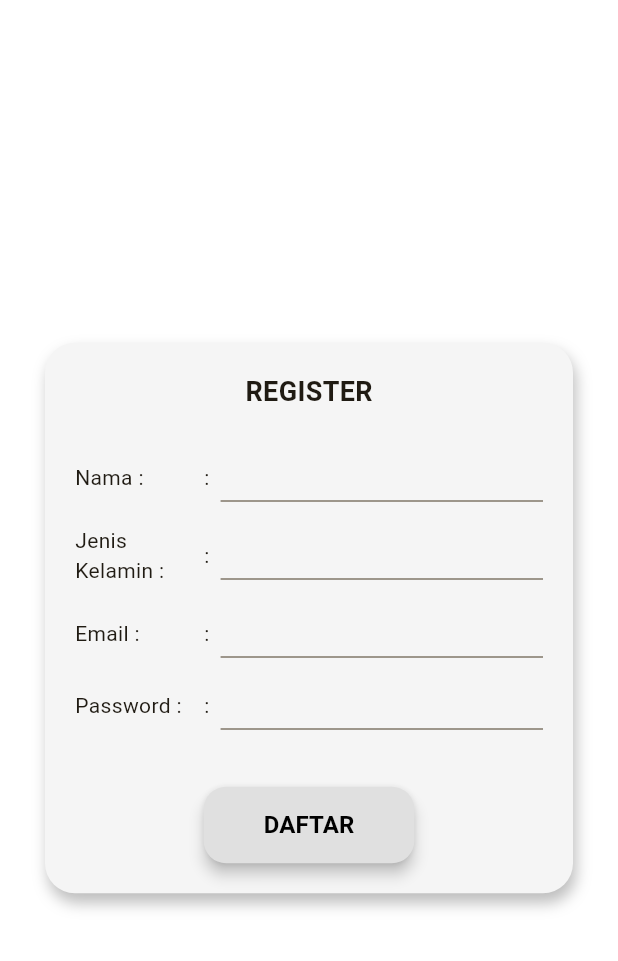
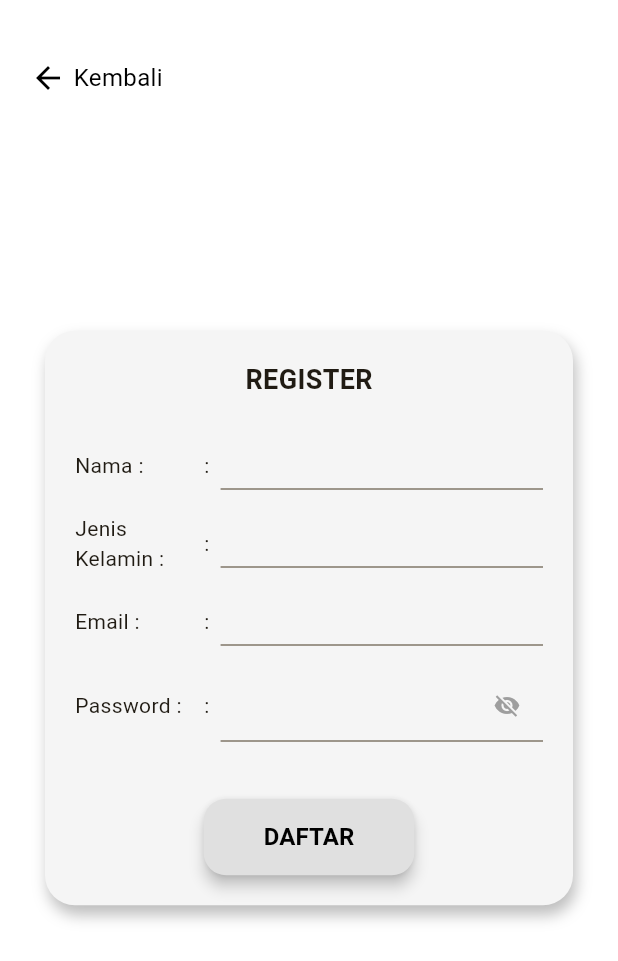
Before and after one commit to Asmaranr/catatan_dartsquad, a Flutter app: the Register screen opened directly, on a phone screen of 412 x 824 dp. Shown: the top 961 px of the screen. Run offline on Flutter 3.47's test engine with Material 3 defaults, Android fonts, the phone set to English and light mode, and no system bars; our stand-ins replace get, get_storage, image_picker; accounts and stored records are empty.

Commit message:
perbaikan register

```diff
--- a/lib/Register.dart
+++ b/lib/Register.dart
@@ -15,7 +15,6 @@ class _RegisterState extends State<Register> {
   final TextEditingController passwordController = TextEditingController();
 
   final box = GetStorage();
-
   bool _obscurePassword = true;
 
   void _register() {
@@ -28,7 +27,6 @@ class _RegisterState extends State<Register> {
         jk.isNotEmpty &&
         email.isNotEmpty &&
         password.isNotEmpty) {
-      // Simpan ke local storage
       box.write('nama', nama);
       box.write('jk', jk);
       box.write('email', email);
@@ -68,7 +66,32 @@ class _RegisterState extends State<Register> {
   Widget build(BuildContext context) {
     return Scaffold(
       backgroundColor: Colors.white,
-      body: Center(
+      body: Stack(
+        children: [
+          // Tombol kembali di pojok kiri atas
+          Positioned(
+            top: 40,
+            left: 20,
+            child: GestureDetector(
+              onTap: () {
+                Navigator.of(context).pop(); // Kembali ke login
+              },
+              child: Row(
+                children: const [
+                  Icon(Icons.arrow_back, color: Colors.black),
+                  SizedBox(width: 5),
+                  Text(
+                    "Kembali",
+                    style: TextStyle(fontSize: 16, color: Colors.black),
+                  ),
+                ],
+              ),
+            ),
+          ),
+
+          // Formulir di tengah
+          Center(
+            child: SingleChildScrollView(
               child: Container(
                 padding: const EdgeInsets.all(20),
                 margin: const EdgeInsets.symmetric(horizontal: 30),
@@ -97,13 +120,14 @@ class _RegisterState extends State<Register> {
                     _buildTextField("Nama :", namaController),
                     _buildTextField("Jenis Kelamin :", jkController),
                     _buildTextField("Email :", emailController),
-              _buildTextField("Password :", passwordController, obscure: true),
+                    _buildTextField("Password :", passwordController,
+                        obscure: true),
                     const SizedBox(height: 30),
                     ElevatedButton(
                       onPressed: _register,
                       style: ElevatedButton.styleFrom(
-                  padding:
-                      const EdgeInsets.symmetric(horizontal: 40, vertical: 14),
+                        padding: const EdgeInsets.symmetric(
+                            horizontal: 40, vertical: 14),
                         backgroundColor: Colors.grey.shade300,
                         elevation: 4,
                         shape: RoundedRectangleBorder(
@@ -123,6 +147,9 @@ class _RegisterState extends State<Register> {
                 ),
               ),
             ),
+          ),
+        ],
+      ),
     );
   }
 
@@ -141,11 +168,22 @@ class _RegisterState extends State<Register> {
             flex: 5,
             child: TextField(
               controller: controller,
-              obscureText: obscure,
-              decoration: const InputDecoration(
+              obscureText: obscure ? _obscurePassword : false,
+              decoration: InputDecoration(
                 isDense: true,
-                contentPadding: EdgeInsets.symmetric(vertical: 4),
-                border: UnderlineInputBorder(),
+                contentPadding: const EdgeInsets.symmetric(vertical: 4),
+                border: const UnderlineInputBorder(),
+                suffixIcon: obscure
+                    ? IconButton(
+                        icon: Icon(
+                          _obscurePassword
+                              ? Icons.visibility_off
+                              : Icons.visibility,
+                          color: Colors.grey,
+                        ),
+                        onPressed: _togglePasswordVisibility,
+                      )
+                    : null,
               ),
             ),
           ),
```
Lines whose indentation alone changed are shown as unchanged.
